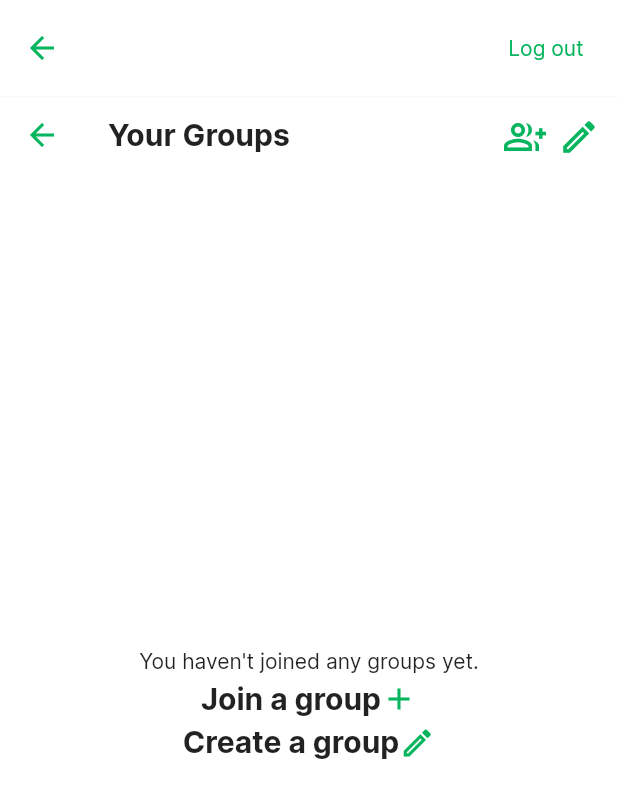
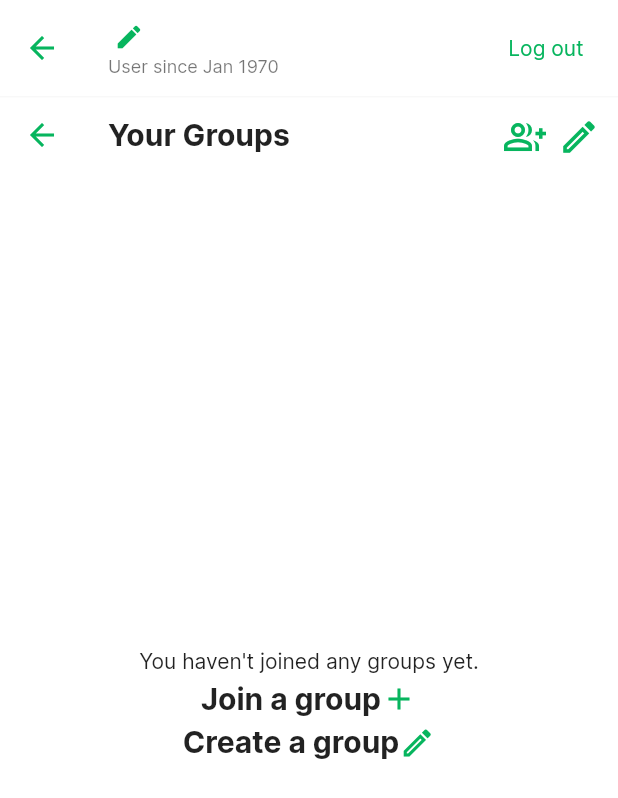
Before and after one commit to pnm122/chatapp, a Flutter app: the InfoPage screen opened directly, on a phone screen of 412 x 824 dp. Shown: the top 798 px of the screen. Run offline on Flutter 3.47's test engine with Material 2 defaults, Android fonts, the light colour scheme and no system bars; our stand-ins replace badges, cloud_firestore, firebase_auth, firebase_core, font_awesome_flutter, google_sign_in and 1 more; missing offline and left inert: dart:html; accounts and stored records are empty.

Commit message:
Fixed username overflow

```diff
--- a/lib/consts.dart
+++ b/lib/consts.dart
@@ -10,6 +10,7 @@ class Consts {
   static const double sideMargin = 16.0;
 
   static const int maxGroupNameLength = 30;
+  static const int maxDisplayNameLength = 24;
 
   static EdgeInsets appBarIconPadding =  const EdgeInsets.symmetric(horizontal: 4.0, vertical: 12.0);
 
--- a/lib/pages/info_page.dart
+++ b/lib/pages/info_page.dart
@@ -42,17 +42,21 @@ class _InfoPageState extends State<InfoPage> {
       width: 300,
       child: Scaffold(
         appBar: CustomAppBar(
-          title: displayName != "" ? Column(
+          title: userCreatedTime != -1 ? Column(
             crossAxisAlignment: CrossAxisAlignment.start,
             children: [
               Row(
                 children: [
+                  Expanded(
+                      child: SingleChildScrollView(
+                        scrollDirection: Axis.horizontal,
+                        child: Row(
+                          children: [
                             editingDisplayName
-                    // Wrap with intrinsic width to limit its size to the text being inputted
                             ? IntrinsicWidth(
                               child: TextFormField(
                                 initialValue: displayName,
-                        maxLength: Consts.maxGroupNameLength,
+                                maxLength: Consts.maxDisplayNameLength,
                                 onFieldSubmitted: (name) {
                                   if(name.isNotEmpty) {
                                     DatabaseService().setDisplayName(name);
@@ -62,7 +66,6 @@ class _InfoPageState extends State<InfoPage> {
                                   }
                                 },
                                 decoration: const InputDecoration(
-                          constraints: BoxConstraints(maxWidth: 220),
                                   contentPadding: EdgeInsets.all(6.0),
                                   counterText: "",
                                   isDense: true,
@@ -76,19 +79,11 @@ class _InfoPageState extends State<InfoPage> {
                               ),
                             )
                             // Allow the group name to be scrolled
-                    : Container(
-                      constraints: const BoxConstraints(maxWidth: 200),
-                      child: SingleChildScrollView(
-                        scrollDirection: Axis.horizontal,
-                        child: Text(
+                            : Text(
                               displayName,
                               style: Theme.of(context).textTheme.headline6?.copyWith(fontWeight: FontWeight.w700),
                             ),
-                      ),
-                    ),
-
                             const SizedBox(width: 4.0),
-
                             Tooltip(
                               message: editingDisplayName ? "Cancel Editing" : "Edit Display Name",
                               decoration: const BoxDecoration(color: Consts.toolTipColor),
@@ -105,6 +100,10 @@ class _InfoPageState extends State<InfoPage> {
                                   size: 20
                                 )
                               )
+                            ),
+                          ],
+                        ),
+                      ),
                     ),
                 ],
               ),
```
Also changed, not shown: 1 other file. Lines whose indentation alone changed are shown as unchanged.
